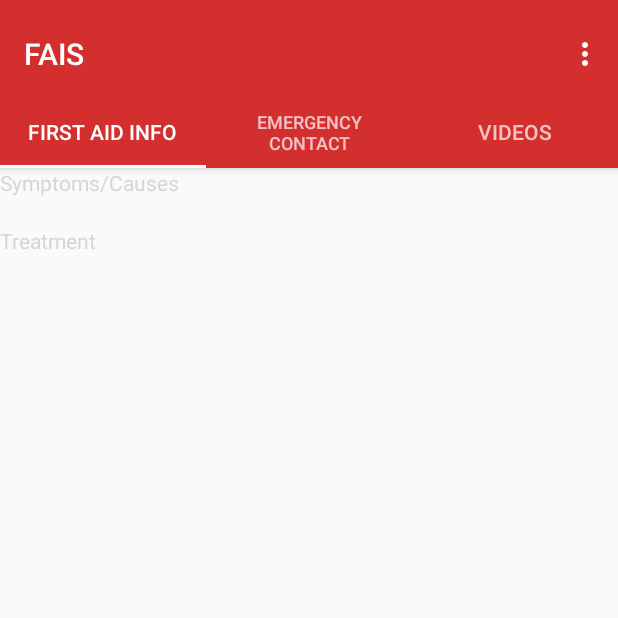
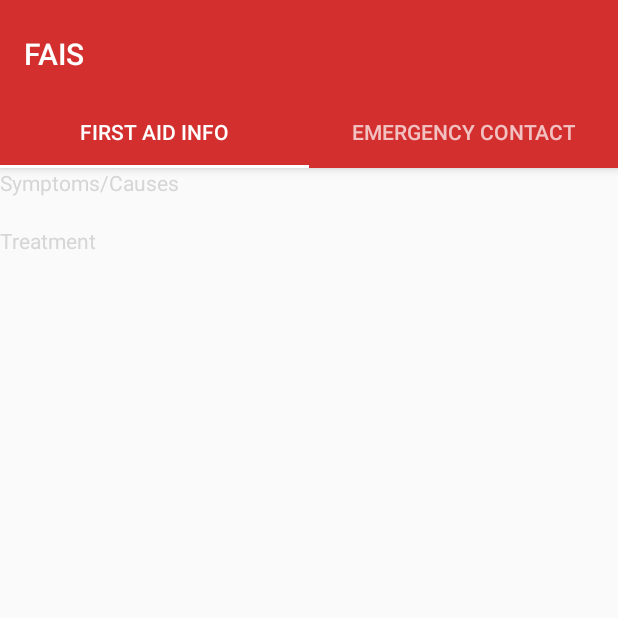
Before and after one commit to supriyakarambe/FAIS_Latest, an Android app: the FaisTabActivity screen opened directly, with no data from a screen before it, on a phone screen of 412 x 824 dp, the top half of it. Run offline under Robolectric (Android 15) with nearby library versions, the light colour scheme and no system bars; our stand-ins replace Firebase (no records; nobody signed in at launch, a user with empty details on screens opened directly); 2 statements that could not run were skipped.

Commit message:
Emergency COntact Information added Videos Tab is removed. categories images are added

```diff
--- a/app/src/main/java/com/example/coder/fais/EmergencyContactFragment.java
+++ b/app/src/main/java/com/example/coder/fais/EmergencyContactFragment.java
@@ -1,6 +1,7 @@
 package com.example.coder.fais;
 
 import android.content.Context;
+import android.content.res.Resources;
 import android.net.Uri;
 import android.os.Bundle;
 import android.support.annotation.Nullable;
@@ -8,11 +9,25 @@ import android.support.v4.app.Fragment;
 import android.view.LayoutInflater;
 import android.view.View;
 import android.view.ViewGroup;
-
+import android.widget.ArrayAdapter;
+import android.widget.ListView;
 
 
 public class EmergencyContactFragment extends Fragment {
     public View onCreateView(LayoutInflater inflater, @Nullable ViewGroup container, @Nullable Bundle savedInstanceState) {
+
         return inflater.inflate(R.layout.fragment_emergency_contact, container, false);
     }
+
+    @Override
+    public void onActivityCreated(@Nullable Bundle savedInstanceState) {
+
+        super.onActivityCreated(savedInstanceState);
+        Resources res = getResources();
+        String[] items = res.getStringArray(R.array.emergency);
+
+
+        ListView listView = (ListView) getActivity().findViewById(R.id.list_emergency);
+        listView.setAdapter(new ArrayAdapter(getActivity(), android.R.layout.simple_list_item_1, items));
+    }
 }
--- a/app/src/main/java/com/example/coder/fais/FaisTabActivity.java
+++ b/app/src/main/java/com/example/coder/fais/FaisTabActivity.java
@@ -83,27 +83,27 @@ public class FaisTabActivity extends AppCompatActivity {
     }
 
 
-    @Override
-    public boolean onCreateOptionsMenu(Menu menu) {
-        // Inflate the menu; this adds items to the action bar if it is present.
-        getMenuInflater().inflate(R.menu.menu_fais_tab, menu);
-        return true;
-    }
-
-    @Override
-    public boolean onOptionsItemSelected(MenuItem item) {
-        // Handle action bar item clicks here. The action bar will
-        // automatically handle clicks on the Home/Up button, so long
-        // as you specify a parent activity in AndroidManifest.xml.
-        int id = item.getItemId();
-
-        //noinspection SimplifiableIfStatement
-        if (id == R.id.action_settings) {
-            return true;
-        }
-
-        return super.onOptionsItemSelected(item);
-    }
+//    @Override
+//    public boolean onCreateOptionsMenu(Menu menu) {
+//        // Inflate the menu; this adds items to the action bar if it is present.
+//        getMenuInflater().inflate(R.menu.menu_fais_tab, menu);
+//        return true;
+//    }
+//
+//    @Override
+//    public boolean onOptionsItemSelected(MenuItem item) {
+//        // Handle action bar item clicks here. The action bar will
+//        // automatically handle clicks on the Home/Up button, so long
+//        // as you specify a parent activity in AndroidManifest.xml.
+//        int id = item.getItemId();
+//
+//        //noinspection SimplifiableIfStatement
+//        if (id == R.id.action_settings) {
+//            return true;
+//        }
+//
+//        return super.onOptionsItemSelected(item);
+//    }
 
     /**
      * A placeholder fragment containing a simple view.
@@ -160,9 +160,9 @@ public class FaisTabActivity extends AppCompatActivity {
                 case 1:
                     EmergencyContactFragment tab2=new EmergencyContactFragment();
                     return  tab2;
-                case 2:
-                    VideosFragment tab3=new VideosFragment();
-                    return tab3;
+//                case 2:
+//                    VideosFragment tab3=new VideosFragment();
+//                    return tab3;
             }
             return null;
         }
@@ -170,7 +170,7 @@ public class FaisTabActivity extends AppCompatActivity {
         @Override
         public int getCount() {
             // Show 3 total pages.
-            return 3;
+            return 2;
         }
 
         @Override
@@ -180,8 +180,8 @@ public class FaisTabActivity extends AppCompatActivity {
                     return Constants.FIRST_AID_INFO;
                 case 1:
                     return  Constants.EMERGENCY_CONTACT;
-                case 2:
-                    return Constants.VIDEOS;
+//                case 2:
+//                    return Constants.VIDEOS;
             }
             return null;
         }
--- a/app/src/main/res/layout/activity_fais_tab.xml
+++ b/app/src/main/res/layout/activity_fais_tab.xml
@@ -44,11 +44,6 @@
                 android:layout_height="wrap_content"
                 android:text="@string/tab_text_2" />
 
-            <android.support.design.widget.TabItem
-                android:id="@+id/tabItem3"
-                android:layout_width="wrap_content"
-                android:layout_height="wrap_content"
-                android:text="@string/tab_text_3" />
 
         </android.support.design.widget.TabLayout>
     </android.support.design.widget.AppBarLayout>
--- a/app/src/main/res/values/strings.xml
+++ b/app/src/main/res/values/strings.xml
@@ -13,4 +13,27 @@
     <string name="tab_text_2">Emergency Contact</string>
     <string name="tab_text_3">Videos</string>
     <string name="title_activity_fais_tab">FaisTabActivity</string>
+
+    <string-array name="emergency">
+        <item>Argentina : 107</item>
+        <item>Australia : 000</item>
+        <item>Brasil : 192</item>
+        <item>Canada : : 911</item>
+        <item>China : 120</item>
+        <item>Hongkong : 999</item>
+        <item>India : 112</item>
+        <item>Israel : 101</item>
+        <item>Italy : 118</item>
+        <item>Japan : 119</item>
+        <item>Mexico : 066</item>
+        <item>New Zealand : 111</item>
+        <item>Norway : 113</item>
+        <item>Saudi Arabia : 997</item>
+        <item>Switzerland : 144</item>
+        <item>Turkey : 112</item>
+        <item>European Union : 112</item>
+        <item>UK : 999</item>
+        <item>USA : 911</item>
+        <item>temp :temp</item>
+    </string-array>
 </resources>
```
Also changed, not shown: app/src/main/res/layout/fragment_emergency_contact.xml (+13 -3 lines), app/src/main/res/drawable/category_1.jpg (added), app/src/main/res/drawable/category_2.jpg (added), app/src/main/res/drawable/category_3.jpg (added), app/src/main/res/drawable/category_4.jpg (added), app/src/main/res/drawable/category_5.jpg (added), app/src/main/res/drawable/category_6.jpg (added), app/src/main/res/drawable/category_7.jpg (added), app/src/main/res/drawable/category_8.jpg (added), app/src/main/res/drawable/category_9.jpg (added), app/src/main/res/mipmap-hdpi/emergency.png (added), app/src/main/res/mipmap-mdpi/emergency.png (added), app/src/main/res/mipmap-xhdpi/emergency.png (added), app/src/main/res/mipmap-xxhdpi/emergency.png (added), 1 more files.
